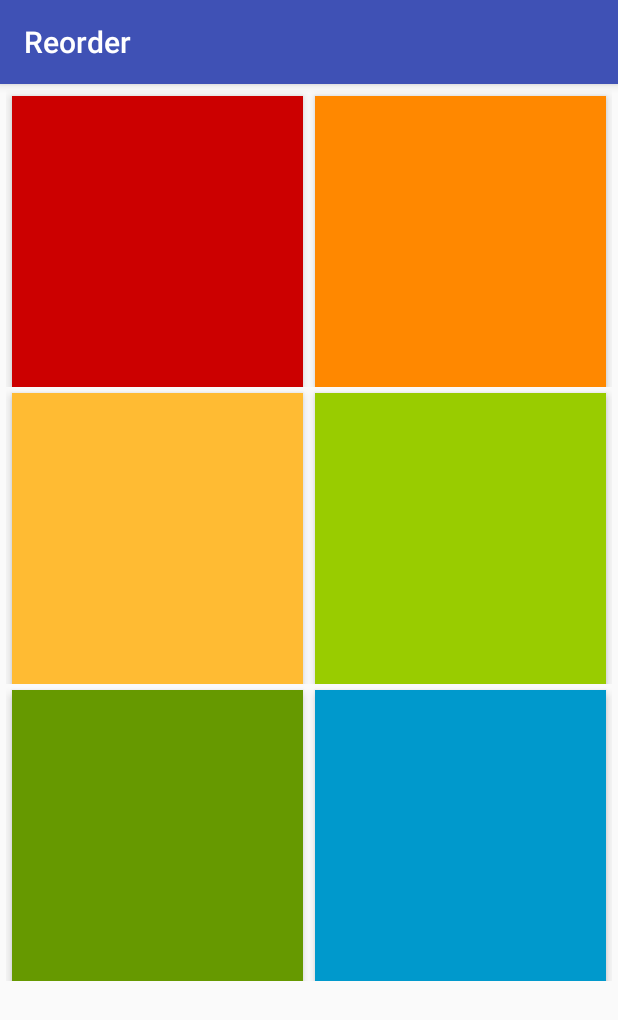
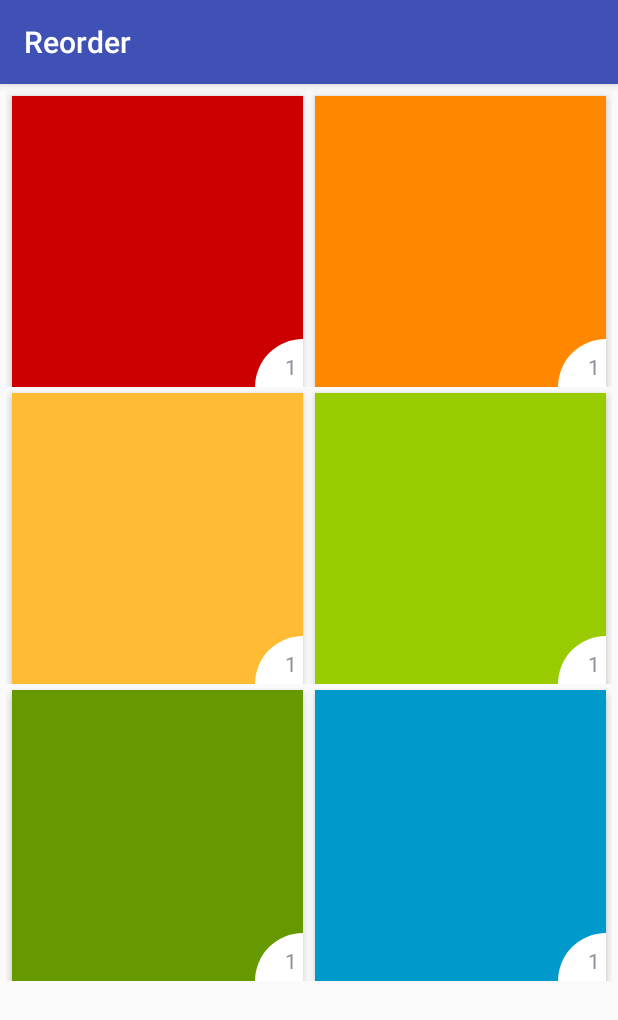
Before and after one commit to kaeawc/photo-reorder, an Android app: the GridViewActivity screen opened directly, with no data from a screen before it, on a phone screen of 412 x 824 dp. Shown: the top 1020 px of the screen. Run offline under Robolectric (Android 15) with nearby library versions, the phone set to English and light mode, and no system bars; our stand-ins replace Timber.

Commit message:
add photo label parts to grid itmes

```diff
--- a/app/src/main/res/layout/photo.xml
+++ b/app/src/main/res/layout/photo.xml
@@ -7,19 +7,40 @@
     android:layout_height="wrap_content"
     >
 
-    <ImageView
-        android:id="@+id/photoImage"
+    <RelativeLayout
+        android:id="@+id/labelContainer"
         android:layout_width="0dp"
         android:layout_height="0dp"
         app:layout_constraintDimensionRatio="1"
         app:layout_constraintTop_toTopOf="parent"
         app:layout_constraintLeft_toLeftOf="parent"
         app:layout_constraintRight_toRightOf="parent"
-        android:src="@android:color/holo_red_dark"
         android:layout_margin="4dp"
-        android:contentDescription="@null"
         android:elevation="4dp"
         android:outlineProvider="bounds"
-        />
+        >
+
+        <ImageView
+            android:id="@+id/photoImage"
+            android:layout_width="match_parent"
+            android:layout_height="match_parent"
+            android:src="@android:color/holo_red_dark"
+            android:contentDescription="@null"
+            />
+
+        <TextView
+            android:id="@+id/photoLabelText"
+            android:layout_width="64dp"
+            android:layout_height="64dp"
+            android:text="1"
+            android:gravity="bottom|end"
+            android:layout_alignParentRight="true"
+            android:layout_alignParentEnd="true"
+            android:layout_alignParentBottom="true"
+            android:background="@drawable/white_circle_corner"
+            android:padding="4dp"
+            />
+
+    </RelativeLayout>
 
 </android.support.constraint.ConstraintLayout>
```
